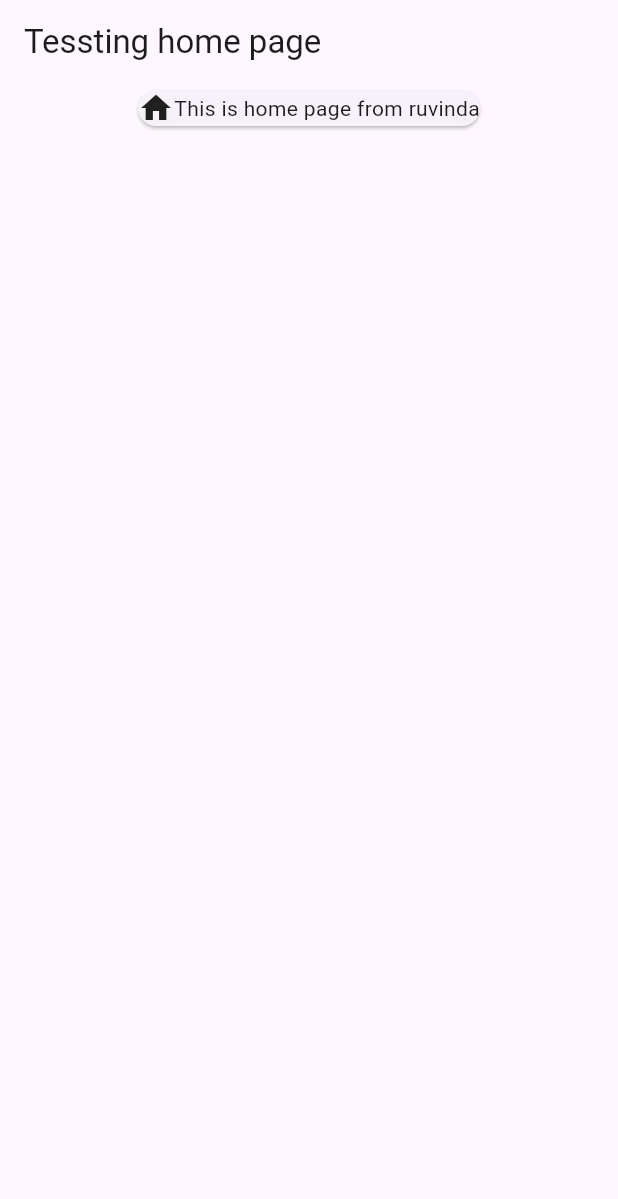
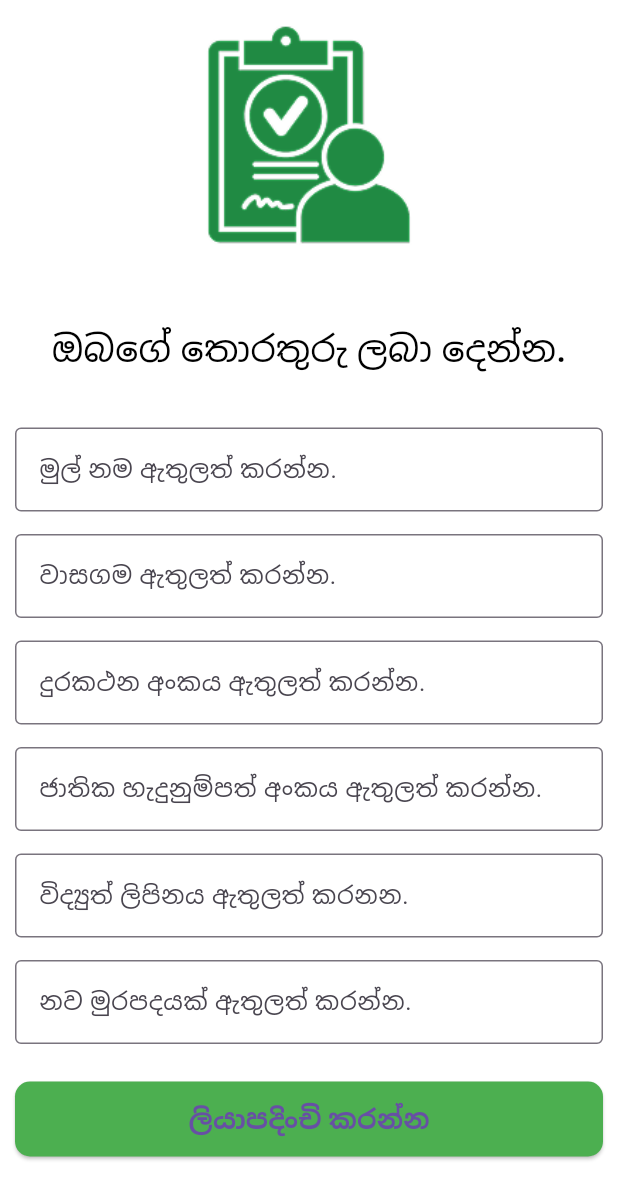
Before and after one commit to rudill/Mobile-app-for-Dambulla-Economic-Center, a Flutter app: the screen it shows after launch, on a phone screen of 412 x 824 dp. Shown: the top 1199 px of the screen. Run offline on Flutter 3.47's test engine with Material 3 defaults, Android fonts, the phone set to English and light mode, and no system bars.

Commit message:
Farmer Registration Page

```diff
--- a/lib/main.dart
+++ b/lib/main.dart
@@ -1,19 +1,119 @@
 import 'package:flutter/material.dart';
 
-import 'ReservedTimeTable.dart';
-import 'homeScreen.dart';
-
 void main() {
-  runApp(const Home());
+  runApp(SignUpApp());
 }
 
-class Home extends StatelessWidget {
-  const Home({super.key});
+class SignUpApp extends StatelessWidget {
+  @override
+  Widget build(BuildContext context) {
+    return MaterialApp(debugShowCheckedModeBanner: false, home: SignUpScreen());
+  }
+}
+
+class SignUpScreen extends StatelessWidget {
+  final _formKey = GlobalKey<FormState>();
 
   @override
   Widget build(BuildContext context) {
-    return const MaterialApp(
-      home: HomeScreen(),
+    return Scaffold(
+      backgroundColor: Colors.white,
+      body: SafeArea(
+        child: SingleChildScrollView(
+          padding: EdgeInsets.all(10),
+          child: Form(
+            key: _formKey,
+            child: Column(
+              crossAxisAlignment: CrossAxisAlignment.center,
+              children: [
+                SizedBox(height: 5),
+                Image.asset('assets/signup_image.png', height: 150),
+                SizedBox(height: 50),
+                Text(
+                  'ඔබගේ තොරතුරු ලබා දෙන්න.',
+                  style: TextStyle(
+                    fontSize: 24,
+                    fontWeight: FontWeight.w500,
+                    color: Colors.black,
+                  ),
+                ),
+                SizedBox(height: 35),
+                TextFormField(
+                  decoration: InputDecoration(
+                    labelText: 'මුල් නම ඇතුලත් කරන්න.',
+                    border: OutlineInputBorder(),
+                  ),
+                ),
+                SizedBox(height: 15),
+                TextFormField(
+                  decoration: InputDecoration(
+                    labelText: 'වාසගම ඇතුලත් කරන්න.',
+                    border: OutlineInputBorder(),
+                  ),
+                ),
+                SizedBox(height: 15),
+                TextFormField(
+                  keyboardType: TextInputType.phone,
+                  decoration: InputDecoration(
+                    labelText: 'දුරකථන අංකය ඇතුලත් කරන්න.',
+                    hintText: '07X-XXX-XXXX',
+                    border: OutlineInputBorder(),
+                  ),
+                ),
+                SizedBox(height: 15),
+                TextFormField(
+                  decoration: InputDecoration(
+                    labelText: 'ජාතික හැදුනුම්පත් අංකය ඇතුලත් කරන්න.',
+                    hintText: '991850880V',
+                    border: OutlineInputBorder(),
+                  ),
+                ),
+                SizedBox(height: 15),
+                TextFormField(
+                  keyboardType: TextInputType.emailAddress,
+                  decoration: InputDecoration(
+                    labelText: 'විද්‍යුත් ලිපිනය ඇතුලත් කරනන. ',
+                    border: OutlineInputBorder(),
+                  ),
+                ),
+                SizedBox(height: 15),
+                TextFormField(
+                  obscureText: true,
+                  decoration: InputDecoration(
+                    labelText: 'නව මුරපදයක් ඇතුලත් කරන්න.',
+                    border: OutlineInputBorder(),
+                  ),
+                ),
+                SizedBox(height: 25),
+                SizedBox(
+                  width: double.infinity,
+                  height: 50,
+                  child: ElevatedButton(
+                    style: ElevatedButton.styleFrom(
+                      backgroundColor: Colors.green,
+                      shape: RoundedRectangleBorder(
+                        borderRadius: BorderRadius.circular(10),
+                      ),
+                    ),
+                    onPressed: () {
+                      if (_formKey.currentState!.validate()) {
+                        // Process registration
+                      }
+                    },
+                    child: Text(
+                      'ලියාපදිංචි කරන්න',
+                      style: TextStyle(
+                        fontSize: 18,
+                        fontWeight: FontWeight.bold,
+                      ),
+                    ),
+                  ),
+                ),
+              ],
+            ),
+          ),
+        ),
+      ),
     );
   }
 }
```
Also changed, not shown: pubspec.yaml (+2 -10 lines), assets/signup_image.png (added).
